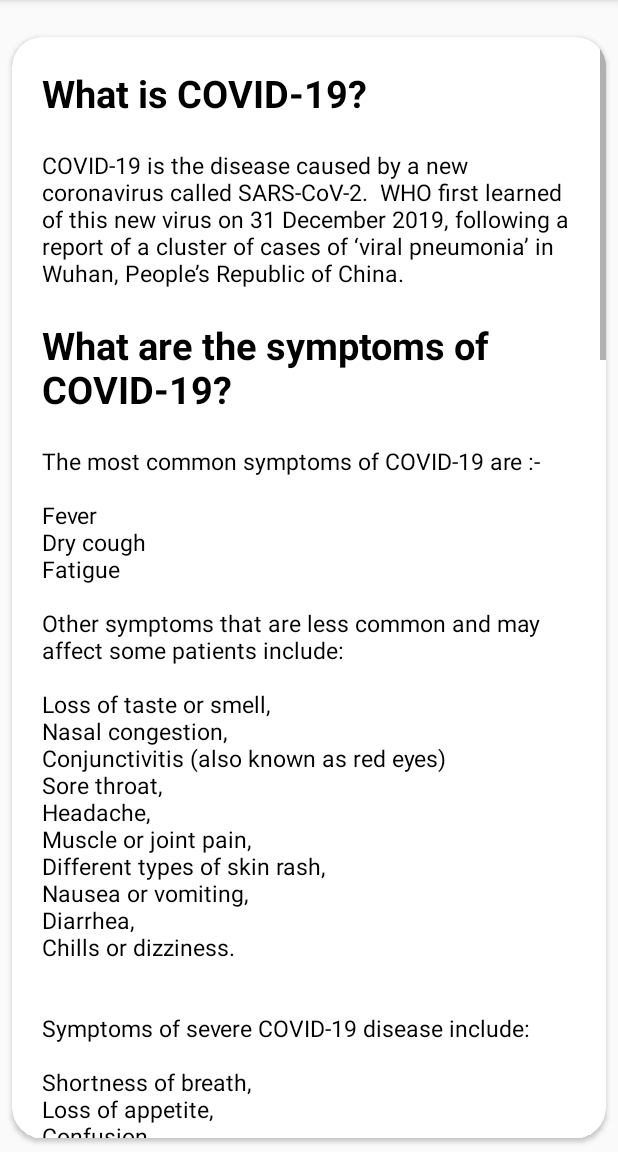
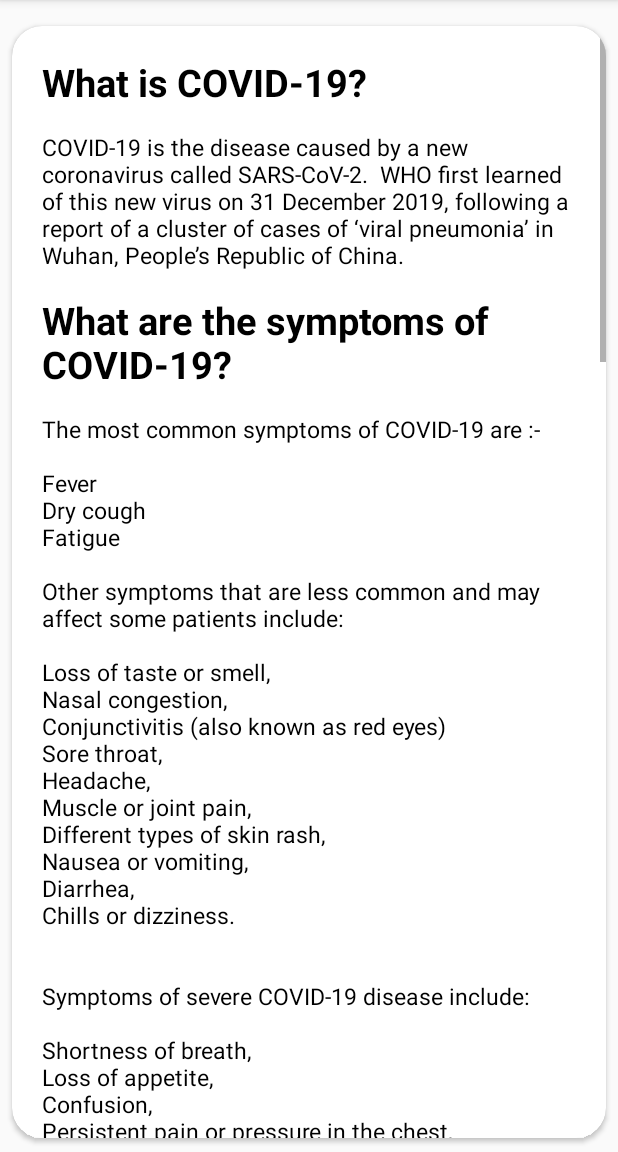
Before and after one commit to elham-atef/CoviFighter, an Android app: the CoronaActivity screen opened directly, with no data from a screen before it, on a phone screen of 412 x 824 dp, the part 84-1236 px from its top. Run offline under Robolectric (Android 15) with nearby library versions, the phone set to English and light mode, and no system bars.

Commit message:
created cases3

```diff
--- a/app/src/main/res/layout/activity_corona.xml
+++ b/app/src/main/res/layout/activity_corona.xml
@@ -3,8 +3,8 @@
     xmlns:app="http://schemas.android.com/apk/res-auto"
     xmlns:tools="http://schemas.android.com/tools"
     android:layout_width="match_parent"
-    android:layout_height="wrap_content"
-    android:layout_marginTop="15dp"
+    android:layout_height="match_parent"
+    android:layout_marginTop="8dp"
     app:cardBackgroundColor="@color/colorWhite"
     app:cardCornerRadius="20dp"
     app:cardPreventCornerOverlap="true"
@@ -37,7 +37,7 @@
                 android:id="@+id/answer_1"
                 android:layout_width="match_parent"
                 android:layout_height="wrap_content"
-                android:layout_marginTop="20dp"
+                android:layout_marginTop="15dp"
                 android:text="@string/answer_1"
                 android:textColor="@color/colorBlack"
                 android:textSize="15sp"
@@ -48,7 +48,7 @@
                 android:id="@+id/question_2"
                 android:layout_width="match_parent"
                 android:layout_height="wrap_content"
-                android:layout_marginTop="20dp"
+                android:layout_marginTop="15dp"
                 android:text="@string/question_2"
                 android:textColor="@color/colorBlack"
                 android:textSize="25sp"
@@ -60,7 +60,7 @@
                 android:id="@+id/answer_2"
                 android:layout_width="match_parent"
                 android:layout_height="wrap_content"
-                android:layout_marginTop="20dp"
+                android:layout_marginTop="15dp"
                 android:text="@string/answer_2"
                 android:textColor="@color/colorBlack"
                 android:textSize="15sp"
@@ -71,7 +71,7 @@
                 android:id="@+id/question_3"
                 android:layout_width="match_parent"
                 android:layout_height="wrap_content"
-                android:layout_marginTop="20dp"
+                android:layout_marginTop="15dp"
                 android:text="@string/question_3"
                 android:textColor="@color/colorBlack"
                 android:textSize="25sp"
@@ -83,7 +83,7 @@
                 android:id="@+id/answer_3"
                 android:layout_width="match_parent"
                 android:layout_height="wrap_content"
-                android:layout_marginTop="20dp"
+                android:layout_marginTop="15dp"
                 android:text="@string/answer_3"
                 android:textColor="@color/colorBlack"
                 android:textSize="15sp"
@@ -94,7 +94,7 @@
                 android:id="@+id/question_4"
                 android:layout_width="match_parent"
                 android:layout_height="wrap_content"
-                android:layout_marginTop="20dp"
+                android:layout_marginTop="15dp"
                 android:text="@string/question_4"
                 android:textColor="@color/colorBlack"
                 android:textSize="25sp"
@@ -106,7 +106,7 @@
                 android:id="@+id/answer_4"
                 android:layout_width="match_parent"
                 android:layout_height="wrap_content"
-                android:layout_marginTop="20dp"
+                android:layout_marginTop="15dp"
                 android:text="@string/answer_4"
                 android:textColor="@color/colorBlack"
                 android:textSize="15sp"
@@ -117,7 +117,7 @@
                 android:id="@+id/question_5"
                 android:layout_width="match_parent"
                 android:layout_height="wrap_content"
-                android:layout_marginTop="20dp"
+                android:layout_marginTop="15dp"
                 android:text="@string/question_5"
                 android:textColor="@color/colorBlack"
                 android:textSize="25sp"
@@ -129,7 +129,7 @@
                 android:id="@+id/answer_5"
                 android:layout_width="match_parent"
                 android:layout_height="wrap_content"
-                android:layout_marginTop="20dp"
+                android:layout_marginTop="15dp"
                 android:text="@string/answer_5"
                 android:textColor="@color/colorBlack"
                 android:textSize="15sp"
@@ -140,7 +140,7 @@
                 android:id="@+id/question_6"
                 android:layout_width="match_parent"
                 android:layout_height="wrap_content"
-                android:layout_marginTop="20dp"
+                android:layout_marginTop="15dp"
                 android:text="@string/question_6"
                 android:textColor="@color/colorBlack"
                 android:textSize="25sp"
@@ -152,7 +152,7 @@
                 android:id="@+id/answer_6"
                 android:layout_width="match_parent"
                 android:layout_height="wrap_content"
-                android:layout_marginTop="20dp"
+                android:layout_marginTop="15dp"
                 android:text="@string/answer_6"
                 android:textColor="@color/colorBlack"
                 android:textSize="15sp"
```
